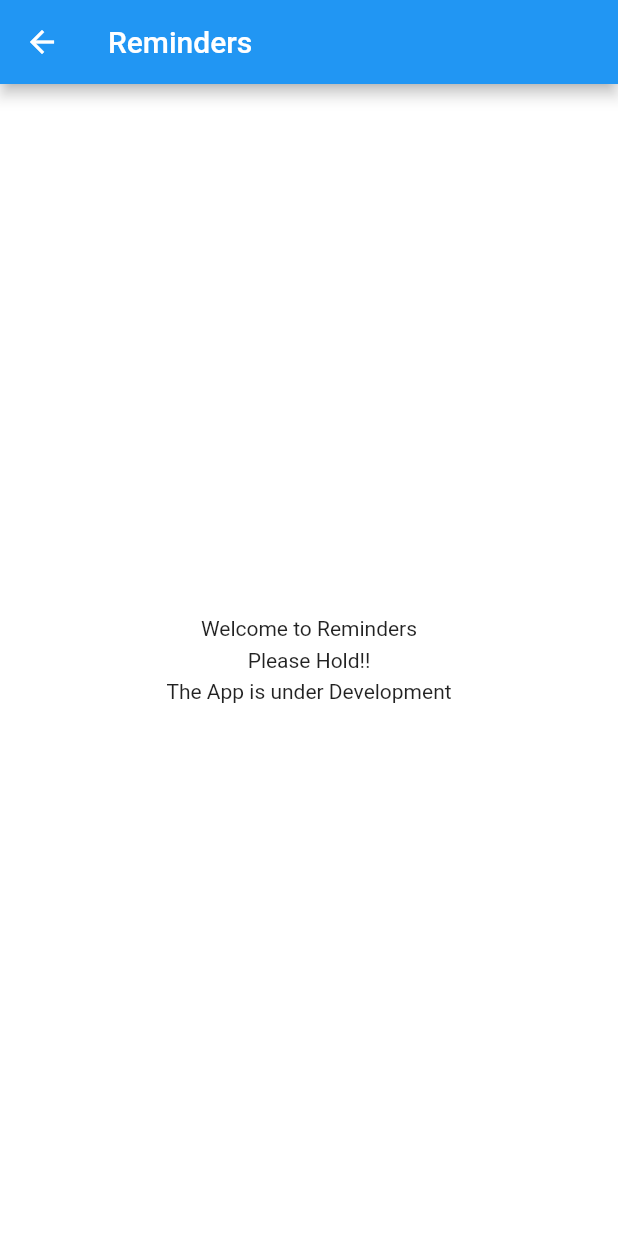
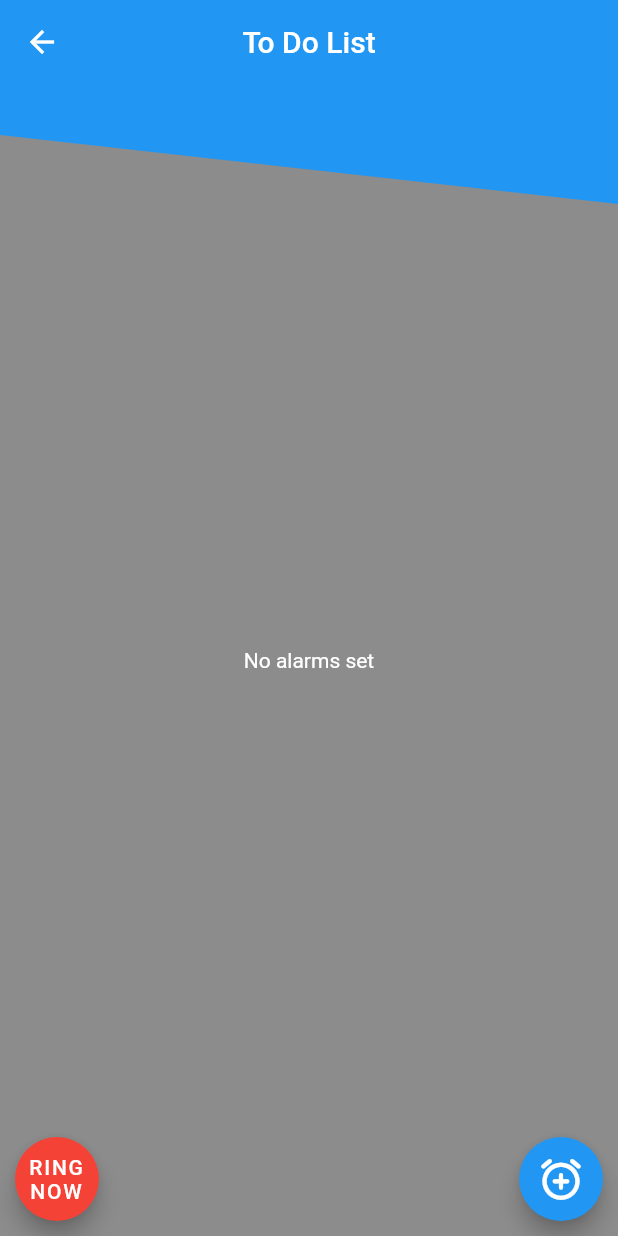
Before and after one commit to Adij003/Software-Engineering-Project-app-, a Flutter app: the screen it shows once a user with an empty profile is signed in, after a tap on "Reminders", on a phone screen of 412 x 824 dp. Run offline on Flutter 3.47's test engine with Material 2 defaults, Android fonts, the phone set to English and light mode, and no system bars; our stand-ins replace firebase_auth, firebase_core, google_sign_in, shared_preferences; missing offline and left inert: alarm, syncfusion_flutter_pdfviewer; accounts and stored records are empty; statements that could not run were skipped.

Commit message:
Alarm Added
Reminders is now working!!

```diff
--- a/lib/home_page.dart
+++ b/lib/home_page.dart
@@ -5,6 +5,7 @@ import 'package:productivity_app/main_ui_page.dart';
 import 'package:productivity_app/reminders.dart';
 import 'package:productivity_app/resources.dart';
 import 'package:productivity_app/new_to_do_list.dart';
+import 'package:productivity_app/screens/home.dart';
 import 'trapezoid_button.dart';
 
 class HomePage extends StatefulWidget {
@@ -64,7 +65,7 @@ class _HomePageState extends State<HomePage> {
                 // Reminders
                 MyButtonTask(onTap: (){
                   Navigator.push(context,
-                  MaterialPageRoute(builder: (context) => const Reminders()));
+                  MaterialPageRoute(builder: (context) => const ExampleAlarmHomeScreen()));
                 }, text: 'Reminders'),
                 const SizedBox(height: 50,),
               ],
--- a/lib/main.dart
+++ b/lib/main.dart
@@ -3,12 +3,18 @@ import 'package:productivity_app/auth_page.dart';
 import 'login_page.dart';
 import 'package:firebase_core/firebase_core.dart';
 import 'firebase_options.dart';
+import 'screens/home.dart';
+import 'package:flutter/services.dart';
+import 'package:alarm/alarm.dart';
 
-void main() async {
+Future<void> main() async {
   WidgetsFlutterBinding.ensureInitialized();
   await Firebase.initializeApp(
     options: DefaultFirebaseOptions.currentPlatform
   );
+  SystemChrome.setPreferredOrientations([DeviceOrientation.portraitUp]);
+
+  await Alarm.init(showDebugLogs: true);
   runApp(const MyApp());
 }
 
--- a/lib/reminders.dart
+++ b/lib/reminders.dart
@@ -19,13 +19,9 @@ class _RemindersState extends State<Reminders> {
           child: Center(
             child: SingleChildScrollView(
               child: Column(
-                children: const [
-                  Text("Welcome to Reminders"),
-                  SizedBox(height: 5,),
-                  Text('Please Hold!!'),
-                  SizedBox(height: 5,),
-                  Text('The App is under Development')
-                ],
+                children: [
+
+                ]
               ),
             ),
           )
--- /dev/null
+++ b/lib/screens/home.dart
@@ -0,0 +1,137 @@
+import 'dart:async';
+
+import 'package:alarm/alarm.dart';
+import 'package:productivity_app/trapezoid_button.dart';
+import 'package:productivity_app/screens/edit_alarm.dart';
+import 'package:productivity_app/screens/ring.dart';
+import 'package:productivity_app/screens/tile.dart';
+import 'package:flutter/material.dart';
+
+class ExampleAlarmHomeScreen extends StatefulWidget {
+  const ExampleAlarmHomeScreen({Key? key}) : super(key: key);
+
+  @override
+  State<ExampleAlarmHomeScreen> createState() => _ExampleAlarmHomeScreenState();
+}
+
+class _ExampleAlarmHomeScreenState extends State<ExampleAlarmHomeScreen> {
+  late List<AlarmSettings> alarms;
+
+  static StreamSubscription? subscription;
+
+  @override
+  void initState() {
+    super.initState();
+    loadAlarms();
+    subscription ??= Alarm.ringStream.stream.listen(
+          (alarmSettings) => navigateToRingScreen(alarmSettings),
+    );
+  }
+
+  void loadAlarms() {
+    setState(() {
+      alarms = Alarm.getAlarms();
+      alarms.sort((a, b) => a.dateTime.isBefore(b.dateTime) ? 0 : 1);
+    });
+  }
+
+  Future<void> navigateToRingScreen(AlarmSettings alarmSettings) async {
+    await Navigator.push(
+        context,
+        MaterialPageRoute(
+          builder: (context) =>
+              ExampleAlarmRingScreen(alarmSettings: alarmSettings),
+        ));
+    loadAlarms();
+  }
+
+  Future<void> navigateToAlarmScreen(AlarmSettings? settings) async {
+    final res = await showModalBottomSheet<bool?>(
+        context: context,
+        isScrollControlled: true,
+        shape: RoundedRectangleBorder(
+          borderRadius: BorderRadius.circular(10.0),
+        ),
+        builder: (context) {
+          return FractionallySizedBox(
+            heightFactor: 0.6,
+            child: ExampleAlarmEditScreen(alarmSettings: settings),
+          );
+        });
+
+    if (res != null && res == true) loadAlarms();
+  }
+
+  @override
+  void dispose() {
+    subscription?.cancel();
+    super.dispose();
+  }
+
+  @override
+  Widget build(BuildContext context) {
+    return Scaffold(
+      backgroundColor: Colors.black45,
+      appBar: const TrapezoidalAppBar(
+      title: "To Do List", color: Colors.blue,
+    ),
+      body: SafeArea(
+        child: alarms.isNotEmpty
+            ? Padding(
+              padding: const EdgeInsets.fromLTRB(10, 45, 10, 0),
+              child: ListView.separated(
+          itemCount: alarms.length,
+          separatorBuilder: (context, index) => const Divider(),
+          itemBuilder: (context, index) {
+              return ExampleAlarmTile(
+                key: Key(alarms[index].id.toString()),
+                title: TimeOfDay(
+                  hour: alarms[index].dateTime.hour,
+                  minute: alarms[index].dateTime.minute,
+                ).format(context),
+                onPressed: () => navigateToAlarmScreen(alarms[index]),
+                onDismissed: () {
+                  Alarm.stop(alarms[index].id).then((_) => loadAlarms());
+                },
+              );
+          },
+        ),
+            )
+            : Center(
+          child: Text(
+            "No alarms set",
+            style: TextStyle(
+              color: Colors.white
+            ),
+          ),
+        ),
+      ),
+      floatingActionButton: Padding(
+        padding: const EdgeInsets.all(10),
+        child: Row(
+          mainAxisAlignment: MainAxisAlignment.spaceBetween,
+          children: [
+            FloatingActionButton(
+              onPressed: () {
+                final alarmSettings = AlarmSettings(
+                  id: 42,
+                  dateTime: DateTime.now(),
+                  assetAudioPath: 'assets/mozart.mp3',
+                );
+                Alarm.set(alarmSettings: alarmSettings);
+              },
+              backgroundColor: Colors.red,
+              heroTag: null,
+              child: const Text("RING NOW", textAlign: TextAlign.center),
+            ),
+            FloatingActionButton(
+              onPressed: () => navigateToAlarmScreen(null),
+              child: const Icon(Icons.alarm_add_rounded, size: 33),
+            ),
+          ],
+        ),
+      ),
+      floatingActionButtonLocation: FloatingActionButtonLocation.centerDocked,
+    );
+  }
+}
```
Also changed, not shown: lib/screens/edit_alarm.dart (added, +256 -0 lines), lib/screens/ring.dart (added, +71 -0 lines), lib/screens/tile.dart (added, +56 -0 lines), pubspec.yaml (+15 -6 lines), pubspec.lock, 5 other files.
